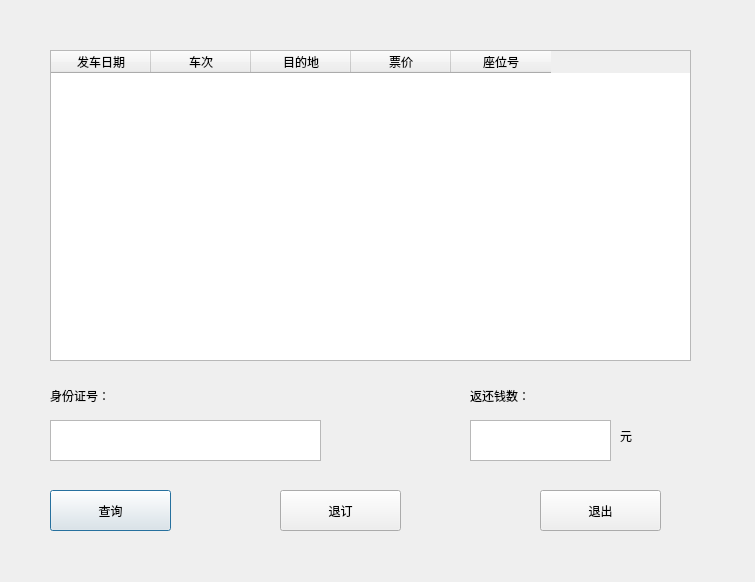
yuanyaaa/TicketManagementSystem, file RefundUI.ui: the form before one commit.
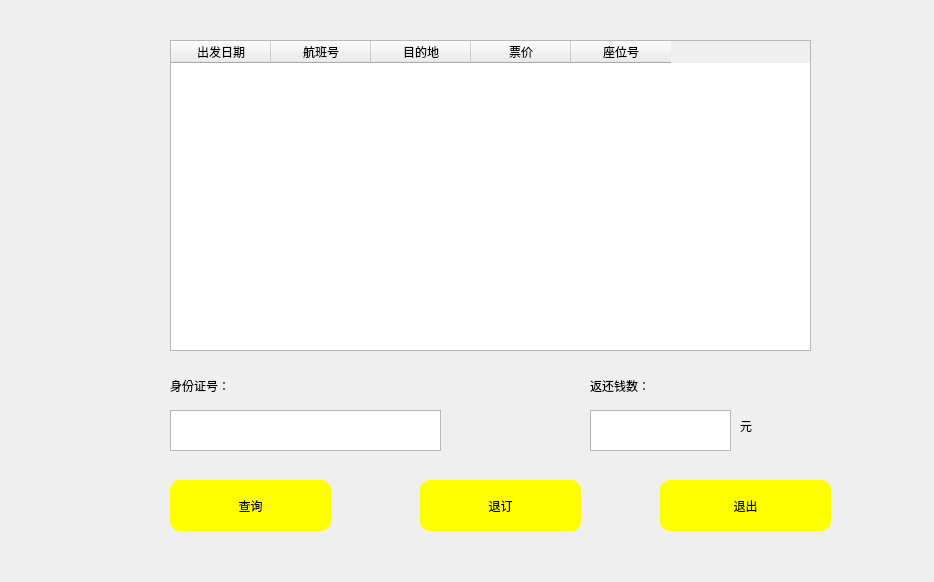
The form after the commit. Icons and pictures are not drawn.

```diff
--- a/RefundUI.ui
+++ b/RefundUI.ui
@@ -6,18 +6,22 @@
    <rect>
     <x>0</x>
     <y>0</y>
-    <width>755</width>
+    <width>934</width>
     <height>582</height>
    </rect>
   </property>
   <property name="windowTitle">
    <string>Dialog</string>
   </property>
+  <property name="styleSheet">
+   <string notr="true">#Refund{border-image: url(:/bg10.png);}
+</string>
+  </property>
   <widget class="QLabel" name="label">
    <property name="geometry">
     <rect>
-     <x>50</x>
-     <y>380</y>
+     <x>170</x>
+     <y>370</y>
      <width>121</width>
      <height>31</height>
     </rect>
@@ -32,20 +36,23 @@
   <widget class="QTableWidget" name="detail">
    <property name="geometry">
     <rect>
-     <x>50</x>
-     <y>50</y>
+     <x>170</x>
+     <y>40</y>
      <width>641</width>
      <height>311</height>
     </rect>
    </property>
+   <property name="styleSheet">
+    <string notr="true">font: 12pt &quot;楷体&quot;;</string>
+   </property>
    <column>
     <property name="text">
-     <string>发车日期</string>
+     <string>出发日期</string>
     </property>
    </column>
    <column>
     <property name="text">
-     <string>车次</string>
+     <string>航班号</string>
     </property>
    </column>
    <column>
@@ -67,8 +74,8 @@
   <widget class="QTextEdit" name="credit">
    <property name="geometry">
     <rect>
-     <x>50</x>
-     <y>420</y>
+     <x>170</x>
+     <y>410</y>
      <width>271</width>
      <height>41</height>
     </rect>
@@ -87,17 +94,28 @@
   <widget class="QPushButton" name="search">
    <property name="geometry">
     <rect>
-     <x>50</x>
-     <y>490</y>
-     <width>121</width>
-     <height>41</height>
+     <x>170</x>
+     <y>480</y>
+     <width>161</width>
+     <height>51</height>
     </rect>
    </property>
    <property name="layoutDirection">
     <enum>Qt::RightToLeft</enum>
    </property>
    <property name="styleSheet">
-    <string notr="true">font: 14pt &quot;方正颜宋简体&quot;;</string>
+    <string notr="true">QPushButton{
+border-style:outset;
+font: 14pt &quot;楷体&quot;;
+background-color: rgb(255, 255, 0);
+border-radius:10px;
+}
+QPushButton:pressed{
+border-style:inset;
+border-radius:10px;
+background-color:rgb(255, 255, 255);
+font: 14pt &quot;楷体&quot;;
+}</string>
    </property>
    <property name="text">
     <string>查询</string>
@@ -106,17 +124,28 @@
   <widget class="QPushButton" name="refundbtn">
    <property name="geometry">
     <rect>
-     <x>280</x>
-     <y>490</y>
-     <width>121</width>
-     <height>41</height>
+     <x>420</x>
+     <y>480</y>
+     <width>161</width>
+     <height>51</height>
     </rect>
    </property>
    <property name="layoutDirection">
     <enum>Qt::RightToLeft</enum>
    </property>
    <property name="styleSheet">
-    <string notr="true">font: 14pt &quot;方正颜宋简体&quot;;</string>
+    <string notr="true">QPushButton{
+border-style:outset;
+font: 14pt &quot;楷体&quot;;
+background-color: rgb(255, 255, 0);
+border-radius:10px;
+}
+QPushButton:pressed{
+border-style:inset;
+border-radius:10px;
+background-color:rgb(255, 255, 255);
+font: 14pt &quot;楷体&quot;;
+}</string>
    </property>
    <property name="text">
     <string>退订</string>
@@ -125,17 +154,28 @@
   <widget class="QPushButton" name="exitbtn">
    <property name="geometry">
     <rect>
-     <x>540</x>
-     <y>490</y>
-     <width>121</width>
-     <height>41</height>
+     <x>660</x>
+     <y>480</y>
+     <width>171</width>
+     <height>51</height>
     </rect>
    </property>
    <property name="layoutDirection">
     <enum>Qt::RightToLeft</enum>
    </property>
    <property name="styleSheet">
-    <string notr="true">font: 14pt &quot;方正颜宋简体&quot;;</string>
+    <string notr="true">QPushButton{
+border-style:outset;
+font: 14pt &quot;楷体&quot;;
+background-color: rgb(255, 255, 0);
+border-radius:10px;
+}
+QPushButton:pressed{
+border-style:inset;
+border-radius:10px;
+background-color:rgb(255, 255, 255);
+font: 14pt &quot;楷体&quot;;
+}</string>
    </property>
    <property name="text">
     <string>退出</string>
@@ -144,8 +184,8 @@
   <widget class="QLabel" name="label_2">
    <property name="geometry">
     <rect>
-     <x>470</x>
-     <y>380</y>
+     <x>590</x>
+     <y>370</y>
      <width>121</width>
      <height>31</height>
     </rect>
@@ -160,8 +200,8 @@
   <widget class="QTextEdit" name="backmoney">
    <property name="geometry">
     <rect>
-     <x>470</x>
-     <y>420</y>
+     <x>590</x>
+     <y>410</y>
      <width>141</width>
      <height>41</height>
     </rect>
@@ -180,8 +220,8 @@
   <widget class="QLabel" name="label_3">
    <property name="geometry">
     <rect>
-     <x>620</x>
-     <y>420</y>
+     <x>740</x>
+     <y>410</y>
      <width>121</width>
      <height>31</height>
     </rect>
```
Left out of the diff: 4 changed lines with no effect on the pictures.
